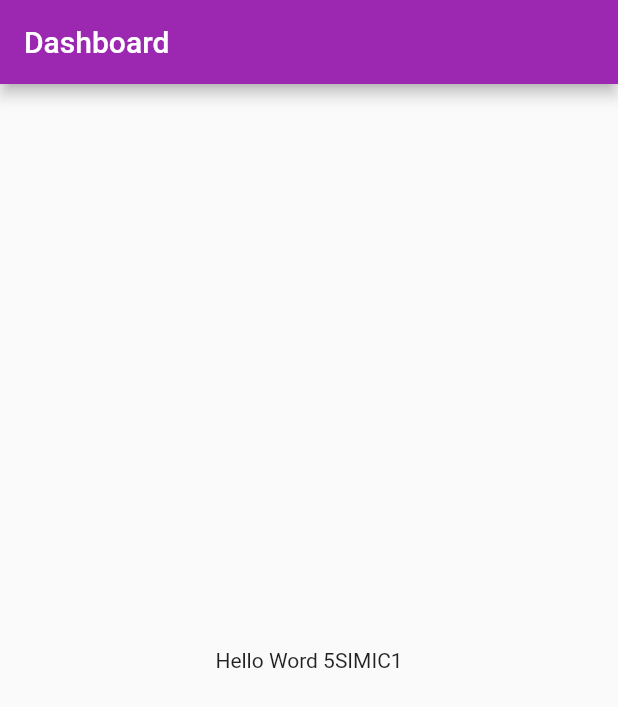
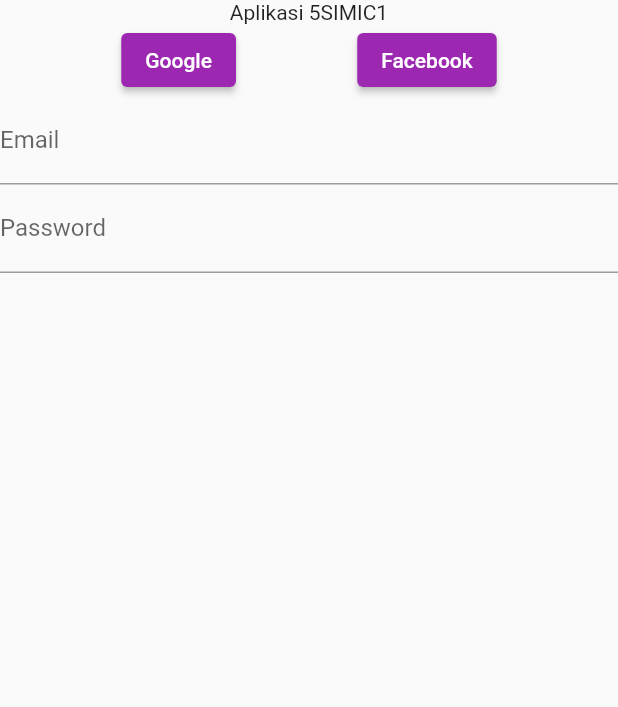
Before and after one commit to Azlan-saja/5simic1-mobile1-2023, a Flutter app: the screen it shows after launch, on a phone screen of 412 x 824 dp. Shown: the top 707 px of the screen. Run offline on Flutter 3.47's test engine with Material 2 defaults, Android fonts, the phone set to English and light mode, and no system bars.

Commit message:
Membuat Layer Login

```diff
--- /dev/null
+++ b/config.json
@@ -0,0 +1,7 @@
+{
+    "modules": [],
+    "module_directory_name": "module",
+    "experimental_mode": false,
+    "unfreezed": true,
+    "use_cubit": false
+}
--- /dev/null
+++ b/lib/login.dart
@@ -0,0 +1,36 @@
+import 'package:flutter/material.dart';
+
+class MyLogin extends StatelessWidget {
+  const MyLogin({super.key});
+
+  @override
+  Widget build(BuildContext context) {
+    return Scaffold(
+      body: Column(
+        children: [
+          const Text('Aplikasi 5SIMIC1'),
+          Row(
+            mainAxisAlignment: MainAxisAlignment.spaceEvenly,
+            children: [
+              ElevatedButton(onPressed: () {}, child: const Text('Google')),
+              ElevatedButton(onPressed: () {}, child: const Text('Facebook'))
+            ],
+          ),
+          const TextField(
+            decoration: InputDecoration(
+              labelText: 'Email',
+              border: UnderlineInputBorder(),
+            ),
+          ),
+          const TextField(
+            obscureText: true,
+            decoration: InputDecoration(
+              labelText: 'Password',
+              border: UnderlineInputBorder(),
+            ),
+          ),
+        ],
+      ),
+    );
+  }
+}
--- a/lib/main.dart
+++ b/lib/main.dart
@@ -1,5 +1,6 @@
 import 'package:aplikasi_5simic1/home.dart';
 import 'package:flutter/material.dart';
+import 'package:aplikasi_5simic1/login.dart';
 
 void main() {
   runApp(const MyApp());
@@ -13,7 +14,7 @@
     return MaterialApp(
       title: "Aplikasi 5SIMIC1",
       theme: ThemeData(primarySwatch: Colors.purple),
-      home: const MyDashboard(),
+      home: const MyLogin(),
     );
   }
 }
```
